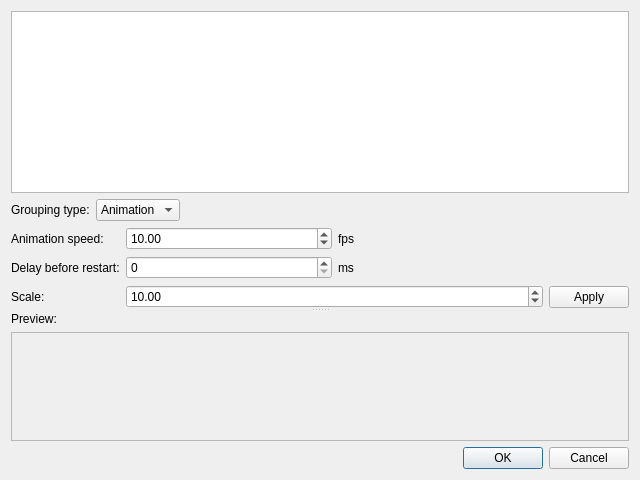
Kicer86/photobroom, file src/gui/desktop/ui/photos_grouping_dialog.ui: the form before one commit.
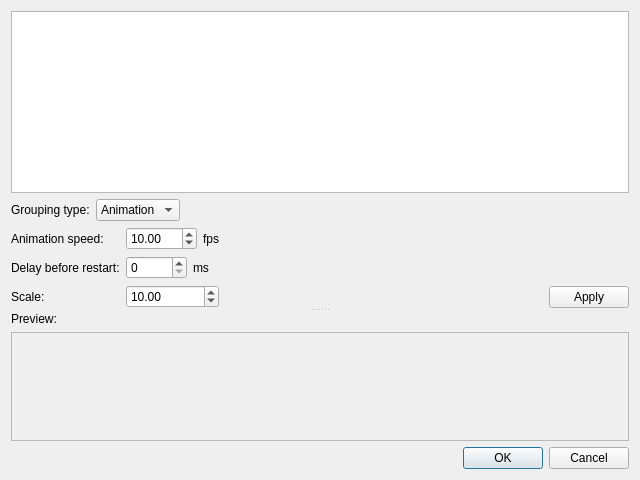
The form after the commit.

Commit message: gui: ui: PhotosGroupingDialog: adding some greedy spacers in animation options panel

Diff of the .ui file:
```diff
--- a/src/gui/desktop/ui/photos_grouping_dialog.ui
+++ b/src/gui/desktop/ui/photos_grouping_dialog.ui
@@ -69,7 +69,7 @@
           <number>0</number>
          </property>
          <widget class="QWidget" name="animationOptions">
-          <layout class="QHBoxLayout" name="formLayout2" stretch="1,0">
+          <layout class="QHBoxLayout" name="formLayout2" stretch="0,1,0">
            <property name="leftMargin">
             <number>0</number>
            </property>
@@ -165,6 +165,19 @@
              </item>
             </layout>
            </item>
+           <item>
+            <spacer name="horizontalSpacer_2">
+             <property name="orientation">
+              <enum>Qt::Horizontal</enum>
+             </property>
+             <property name="sizeHint" stdset="0">
+              <size>
+               <width>40</width>
+               <height>20</height>
+              </size>
+             </property>
+            </spacer>
+           </item>
            <item>
             <layout class="QVBoxLayout" name="applyButonLayout">
              <item>
```
